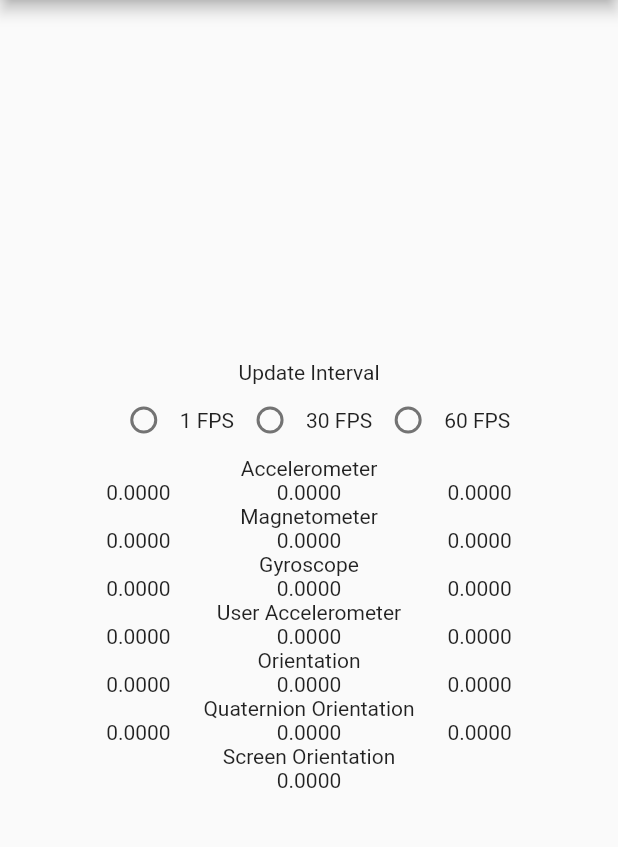
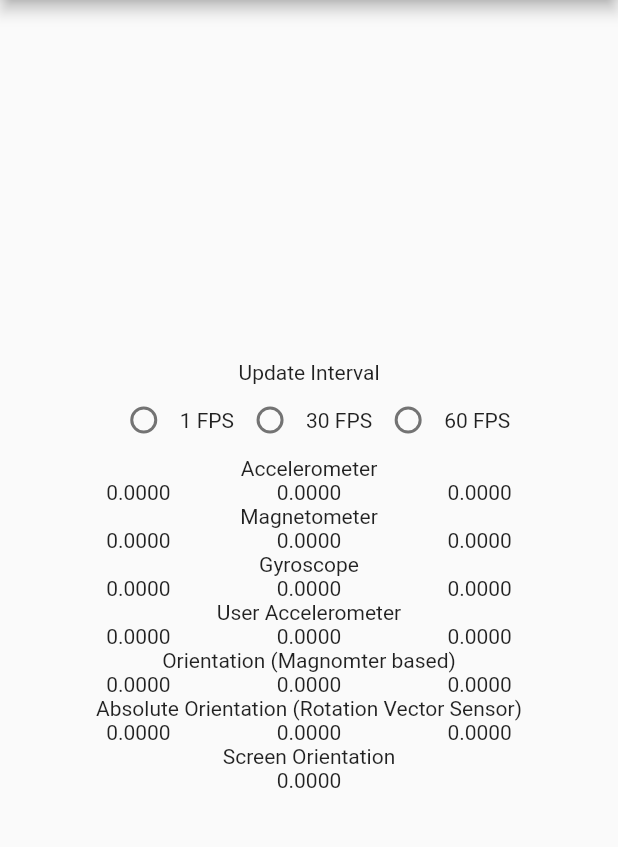
Before and after one commit to rlueders/motion_sensors, a Flutter app: the screen it shows after launch, on a phone screen of 412 x 824 dp, the part 84-931 px from its top. Run offline on Flutter 3.47's test engine with Material 2 defaults, Android fonts, the phone set to English and light mode, and no system bars.

```diff
--- a/example/lib/main.dart
+++ b/example/lib/main.dart
@@ -16,8 +16,8 @@ class _MyAppState extends State<MyApp> {
   Vector3 _gyroscope = Vector3.zero();
   Vector3 _magnetometer = Vector3.zero();
   Vector3 _userAaccelerometer = Vector3.zero();
-  Vector3 _orientation = Vector3.zero();
-  Vector3 _absoluteOrientation = Vector3.zero();
+  Vector3 _orientation = Vector3.zero(); //magnometer
+  Vector3 _absoluteOrientation = Vector3.zero(); // rotation vector sensor
   double _screenOrientation = 0;
 
 
@@ -46,21 +46,18 @@ class _MyAppState extends State<MyApp> {
         _magnetometer.setValues(event.x, event.y, event.z);
       });
     });
-    motionSensors.isOrientationAvailable().then((available) {
-      if (available) {
+    // motionSensors.isOrientationAvailable().then((available) {
+      // if (available) {
         motionSensors.orientation.listen((OrientationEvent event) {
           setState(() {
             _orientation.setValues(event.yaw, event.pitch, event.roll);
           });
         });
-      }
-    });
+      // }
+    // });
     motionSensors.absoluteOrientation.listen((AbsoluteOrientationEvent event) {
-
-
-
       setState(() {
-        _orientation.setValues(event.yaw, event.pitch, event.roll);
+        _absoluteOrientation.setValues(event.yaw, event.pitch, event.roll);
         print(event.timestamp);
 
       });
@@ -162,7 +159,7 @@ class _MyAppState extends State<MyApp> {
                 Text('${_userAaccelerometer.z.toStringAsFixed(4)}'),
               ],
             ),
-            Text('Orientation'),
+            Text('Orientation (Magnomter based)'),
             Row(
               mainAxisAlignment: MainAxisAlignment.spaceEvenly,
               children: <Widget>[
@@ -171,7 +168,7 @@ class _MyAppState extends State<MyApp> {
                 Text('${degrees(_orientation.z).toStringAsFixed(4)}'),
               ],
             ),
-            Text('Quaternion Orientation'),
+            Text('Absolute Orientation (Rotation Vector Sensor)'),
             Row(
               mainAxisAlignment: MainAxisAlignment.spaceEvenly,
               children: <Widget>[
```
Also changed, not shown: 2 other files.
